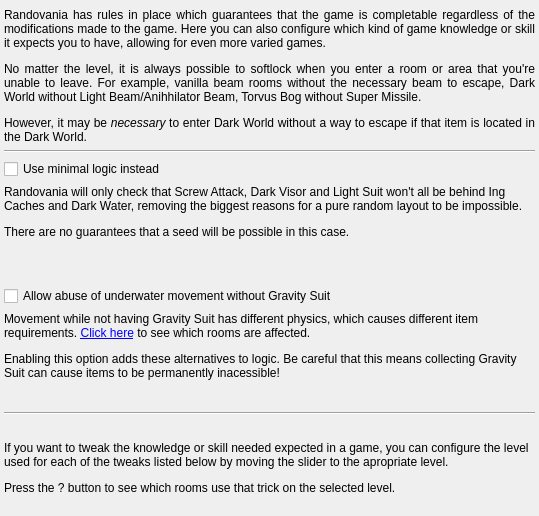
Qt form randovania/gui/ui_files/preset_trick_level.ui (randovania/randovania) before a commit.
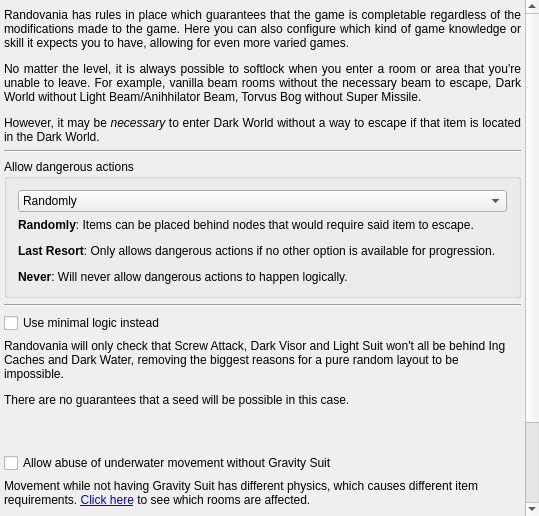
The same form after that commit.

Commit message: Implemented UI elements for logical resource actions/dangerous actions

```diff
--- a/randovania/gui/ui_files/preset_trick_level.ui
+++ b/randovania/gui/ui_files/preset_trick_level.ui
@@ -86,6 +86,48 @@
           </property>
          </widget>
         </item>
+        <item>
+         <widget class="QGroupBox" name="dangerous_actions_group">
+          <property name="title">
+           <string>Allow dangerous actions</string>
+          </property>
+          <layout class="QVBoxLayout" name="verticalLayout_5">
+           <item>
+            <widget class="QComboBox" name="dangerous_combo">
+             <item>
+              <property name="text">
+               <string>Randomly</string>
+              </property>
+             </item>
+             <item>
+              <property name="text">
+               <string>Last Resort</string>
+              </property>
+             </item>
+             <item>
+              <property name="text">
+               <string>Never</string>
+              </property>
+             </item>
+            </widget>
+           </item>
+           <item>
+            <widget class="QLabel" name="cutscene_label">
+             <property name="text">
+              <string>&lt;html&gt;&lt;head/&gt;&lt;body&gt;&lt;p&gt;&lt;span style=&quot; font-weight:600;&quot;&gt;Randomly&lt;/span&gt;: Items can be placed behind nodes that would require said item to escape.&lt;/p&gt;&lt;p&gt;&lt;span style=&quot; font-weight:600;&quot;&gt;Last Resort&lt;/span&gt;: Only allows dangerous actions if no other option is available for progression.&lt;/p&gt;&lt;p&gt;&lt;span style=&quot; font-weight:600;&quot;&gt;Never&lt;/span&gt;: Will never allow dangerous actions to happen logically.&lt;/p&gt;&lt;/body&gt;&lt;/html&gt;</string>
+             </property>
+            </widget>
+           </item>
+          </layout>
+         </widget>
+        </item>
+        <item>
+         <widget class="Line" name="trick_level_line_2">
+          <property name="orientation">
+           <enum>Qt::Horizontal</enum>
+          </property>
+         </widget>
+        </item>
         <item>
          <widget class="QCheckBox" name="trick_level_minimal_logic_check">
           <property name="text">
@@ -127,7 +169,7 @@
          </widget>
         </item>
         <item>
-         <widget class="Line" name="trick_level_line_2">
+         <widget class="Line" name="trick_level_line_3">
           <property name="orientation">
            <enum>Qt::Horizontal</enum>
           </property>
```
The commit also changes 5 other files.
